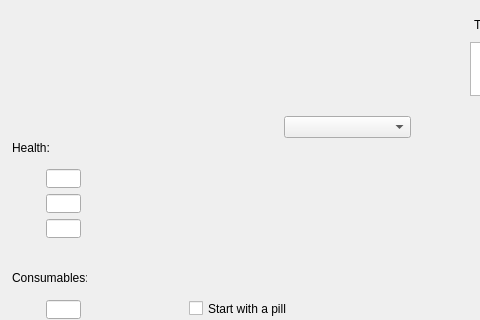
Above: mainwindow.ui from cptsnowball/Isaac-Character-Editor before the change; both pictures show x 0 to 480 and y 0 to 320 of the 705 by 417 pixel window. Below: the same form after it.
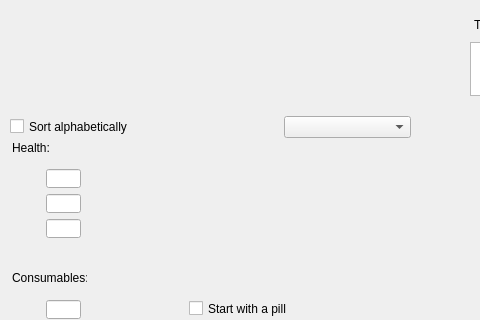
That is the form after the change.

```diff
--- a/mainwindow.ui
+++ b/mainwindow.ui
@@ -438,6 +438,38 @@
      <string>Restore default</string>
     </property>
    </widget>
+   <widget class="QLabel" name="trinketImageLabel">
+    <property name="geometry">
+     <rect>
+      <x>15</x>
+      <y>380</y>
+      <width>32</width>
+      <height>32</height>
+     </rect>
+    </property>
+    <property name="text">
+     <string/>
+    </property>
+   </widget>
+   <widget class="QCheckBox" name="sortCheckBox">
+    <property name="geometry">
+     <rect>
+      <x>10</x>
+      <y>117</y>
+      <width>150</width>
+      <height>19</height>
+     </rect>
+    </property>
+    <property name="font">
+     <font>
+      <pointsize>9</pointsize>
+      <kerning>false</kerning>
+     </font>
+    </property>
+    <property name="text">
+     <string>Sort alphabetically</string>
+    </property>
+   </widget>
   </widget>
  </widget>
  <layoutdefault spacing="6" margin="11"/>
```
Left out of the diff: 17 changed lines with no effect on the pictures.
